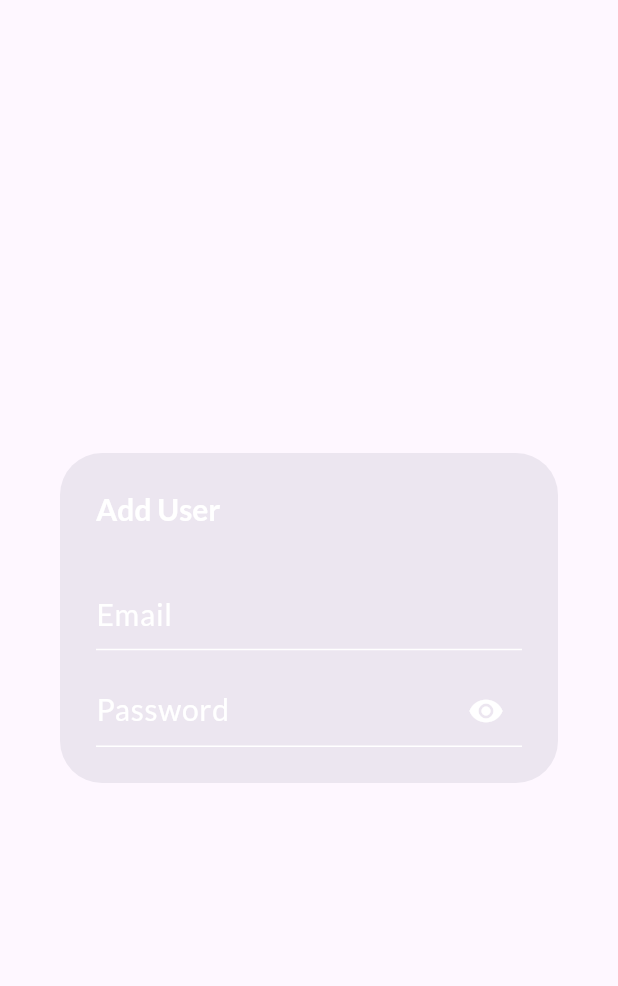
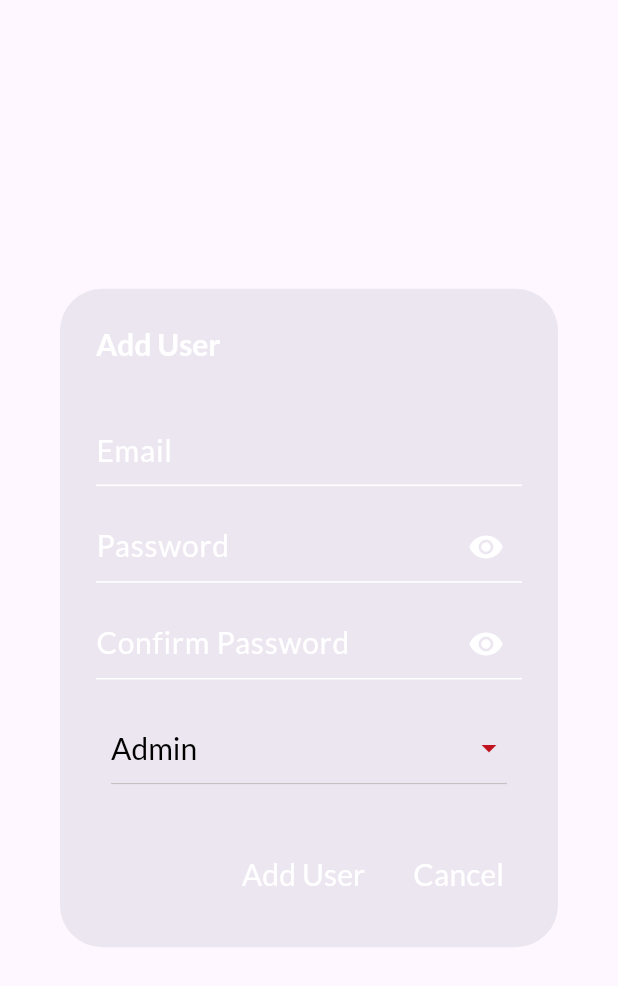
Before and after one commit to WenDEVLIFE/kapatidsync, a Flutter app: the AddUserDialog widget shown alone on an empty page, opened directly, on a phone screen of 412 x 824 dp. Shown: the top 986 px of the screen. Run offline on Flutter 3.47's test engine with Material 3 defaults, Android fonts, the phone set to English and light mode, and no system bars; our stand-ins replace firebase_core; accounts and stored records are empty.

Commit message:
Done designing the AddUserDialog.dart and added UserViewModel.dart minor functions 👌

```diff
--- a/lib/src/ViewModel/UserViewModel.dart
+++ b/lib/src/ViewModel/UserViewModel.dart
@@ -4,6 +4,7 @@ class UserViewModel extends ChangeNotifier {
 
   final TextEditingController emailController = TextEditingController();
   final TextEditingController passwordController = TextEditingController();
+  final TextEditingController confirmPasswordController = TextEditingController();
 
   bool obscureText1 = true;
   bool obscureText2 = true;
@@ -11,9 +12,22 @@ class UserViewModel extends ChangeNotifier {
   bool get isObscure1 => obscureText1;
   bool get isObscure2 => obscureText2;
 
-  void toggleObscureText() {
+  var role = ['Admin', 'Chruch Officer'];
+  var selectedRole ='Admin';
+
+  void toggleObscureText1() {
     obscureText1 = !obscureText1;
     notifyListeners();
   }
 
+  void toggleObscureText2() {
+    obscureText2 = !obscureText2;
+    notifyListeners();
+  }
+
+
+  void setRole(String? value) {
+    selectedRole = value!;
+  }
+
 }
--- a/lib/src/widget/AddUserDialog.dart
+++ b/lib/src/widget/AddUserDialog.dart
@@ -1,6 +1,7 @@
 import 'package:flutter/cupertino.dart';
 import 'package:flutter/material.dart';
 import 'package:kapatidsync/src/ViewModel/UserViewModel.dart';
+import 'package:kapatidsync/src/config/ColorUtils.dart';
 import 'package:provider/provider.dart';
 
 class AddUserDialog extends StatelessWidget {
@@ -68,15 +69,126 @@ class AddUserDialog extends StatelessWidget {
                     icon: Icon(viewModel.isObscure1 ? Icons.visibility : Icons.visibility_off),
                     color: Colors.white,
                     onPressed: () {
-                      viewModel.toggleObscureText();
+                      viewModel.toggleObscureText1();
                     },
                   ),
                 ),
               ),
             ),
+            SizedBox(height: screenHeight * 0.02),
+            Container(
+              width: screenWidth * 0.8,
+              child: TextField(
+                controller: viewModel.passwordController,
+                style: const TextStyle(color: Colors.white),
+                obscureText: viewModel.isObscure2,
+                decoration: InputDecoration(
+                  hintText: 'Confirm Password' ,
+                  hintStyle: const TextStyle(color: Colors.white ,
+                      fontFamily: 'Lato' ,
+                      fontSize: 20 ,
+                      fontWeight: FontWeight.w400),
+                  enabledBorder: const UnderlineInputBorder(
+                    borderSide: BorderSide(color: Colors.white),
+                  ),
+                  focusedBorder: const UnderlineInputBorder(
+                    borderSide: BorderSide(color: Colors.white),
+                  ),
+                  suffixIcon: IconButton(
+                    icon: Icon(viewModel.isObscure2 ? Icons.visibility : Icons.visibility_off),
+                    color: Colors.white,
+                    onPressed: () {
+                      viewModel.toggleObscureText2();
+                    },
+                  ),
+                ),
+              ),
+            ),
+            SizedBox(height: screenHeight * 0.02),
+            Container(
+              width: screenWidth * 0.9,
+              height: screenHeight * 0.08,
+              decoration: BoxDecoration(
+                color: Colors.transparent,
+              ),
+              padding: const EdgeInsets.symmetric(horizontal:  10, vertical:  5),
+              child: Theme(
+                data: Theme.of(context).copyWith(
+                  canvasColor: ColorUtils.secondaryColor
+                ),
+                child: DropdownButton<String>(
+                  value: viewModel.selectedRole,
+                  items: viewModel.role.map<DropdownMenuItem<String>>((String value){
+                    return DropdownMenuItem(
+                      value: value,
+                      child: Text(
+                        value,
+                        style: const TextStyle(color: Colors.white ,
+                            fontFamily: 'Lato' ,
+                            fontSize: 20 ,
+                            fontWeight: FontWeight.w400
+                      ),
+                      ),
+                    );
+                  }).toList(), onChanged: (String? value) {
+                    viewModel.setRole(value);
+                },
+                  dropdownColor: ColorUtils.secondaryColor,
+                  iconEnabledColor: ColorUtils.accentColor,
+                  style:  const TextStyle(color: Colors.black ,
+                      fontFamily: 'Lato' ,
+                      fontSize: 20 ,
+                      fontWeight: FontWeight.w400
+                  ),
+                  selectedItemBuilder: (BuildContext context){
+                    return viewModel.role.map<Widget>((String item){
+                      return Align(
+                        alignment: Alignment.centerLeft,
+                        child: Text(item,
+                          style: const TextStyle(color: Colors.black ,
+                              fontFamily: 'Lato' ,
+                              fontSize: 20 ,
+                              fontWeight: FontWeight.w400
+                          ),
+                        ),
+                      );
+                    }).toList();
+                  },
+                  isExpanded: true,
+                  alignment: Alignment.bottomLeft,
+
+              ),
+              ),
+            ),
           ],
         ),
       ),
+      actions: [
+        TextButton(
+          onPressed: (){
+
+          },
+          child: Text("Add User",
+          style: const TextStyle(color: Colors.white ,
+              fontFamily: 'Lato' ,
+              fontSize: 20 ,
+              fontWeight: FontWeight.w400
+          ),
+          ),
+        ),
+        TextButton(
+          onPressed: (){
+
+          },
+          child: Text("Cancel",
+            style: const TextStyle(color: Colors.white ,
+                fontFamily: 'Lato' ,
+                fontSize: 20 ,
+                fontWeight: FontWeight.w400
+            ),
+          ),
+        ),
+      ],
 
 
     );
```
